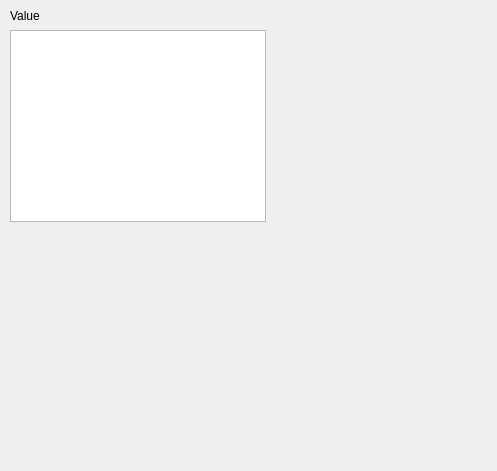
Qt form Interface/Trend_window.ui (LeeDaeil/CNS_Platform) before a commit.
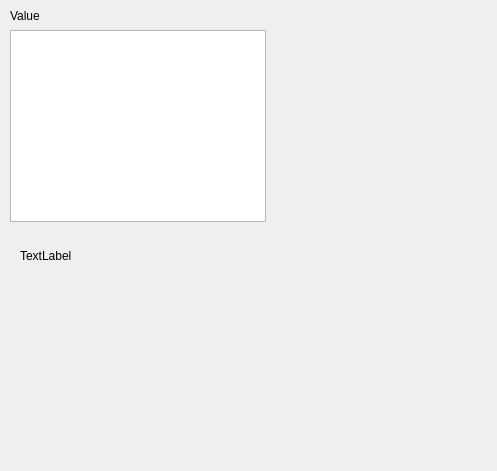
The same form after that commit.

```diff
--- a/Interface/Trend_window.ui
+++ b/Interface/Trend_window.ui
@@ -36,6 +36,19 @@
     </rect>
    </property>
   </widget>
+  <widget class="QLabel" name="label">
+   <property name="geometry">
+    <rect>
+     <x>20</x>
+     <y>250</y>
+     <width>56</width>
+     <height>12</height>
+    </rect>
+   </property>
+   <property name="text">
+    <string>TextLabel</string>
+   </property>
+  </widget>
  </widget>
  <resources/>
  <connections/>
```
